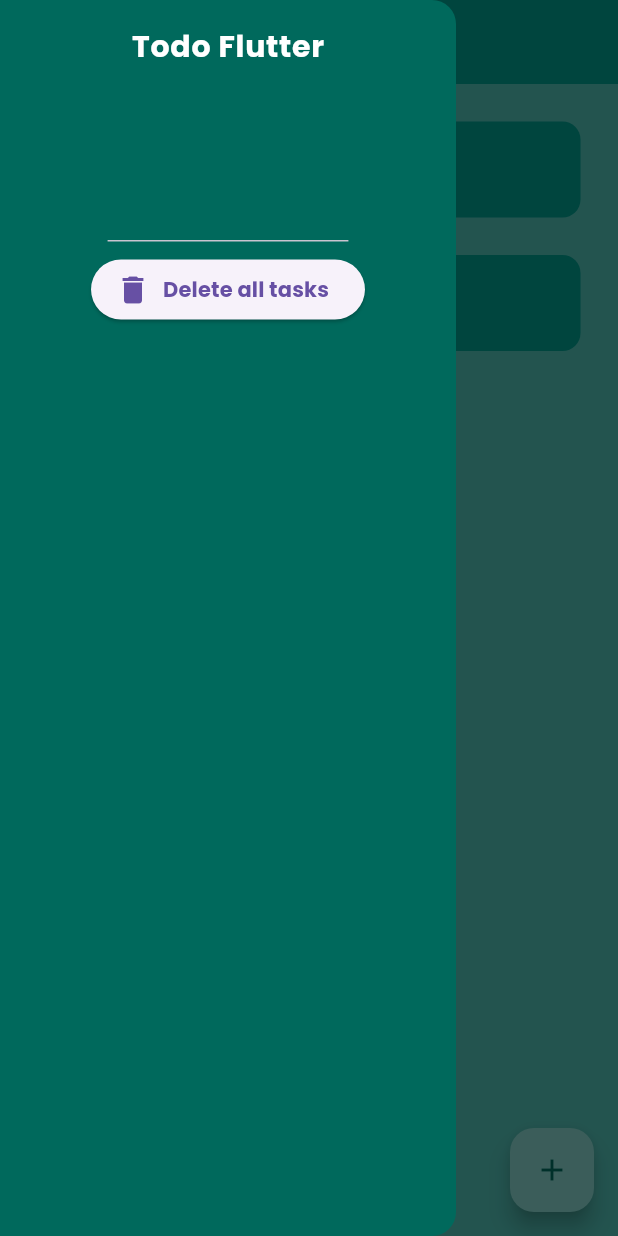
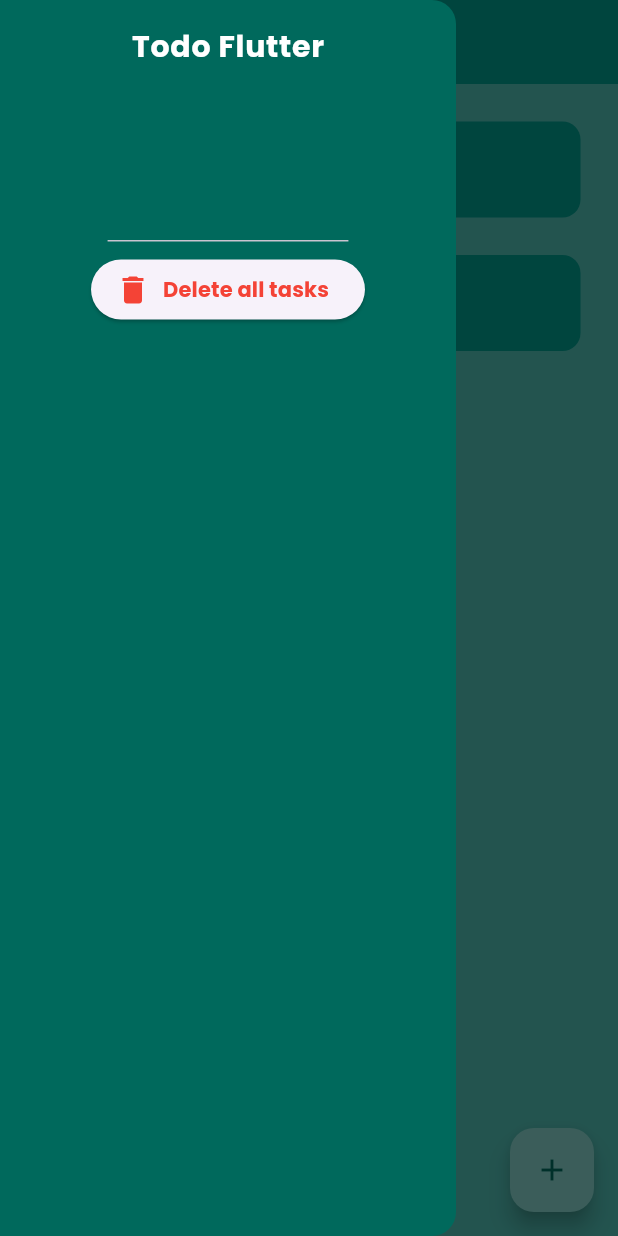
Before and after one commit to bitterkofte/todo_app_flutter, a Flutter app: the screen it shows after launch, with the side drawer open, on a phone screen of 412 x 824 dp. Run offline on Flutter 3.47's test engine with Material 3 defaults, Android fonts, the phone set to English and light mode, and no system bars; drawn by our look-alikes of flutter_slidable; our stand-ins replace google_fonts, hive_flutter; missing offline and left inert: dart:ffi; accounts and stored records are empty.

Commit message:
deletion bug fix

```diff
--- a/lib/pages/home_page.dart
+++ b/lib/pages/home_page.dart
@@ -65,6 +65,9 @@ class _HomePageState extends State<HomePage> {
 
   // save new task
   void saveNewTask() {
+    if (_controller.text == "") {
+      return;
+    }
     setState(() {
       db.toDoList.add({"task": _controller.text, "isCompleted": false});
       _controller.clear();
@@ -82,7 +85,7 @@ class _HomePageState extends State<HomePage> {
   }
 
   // delete all tasks
-  void deleteAllTasks(int index) {
+  void deleteAllTasks() {
     setState(() {
       db.toDoList = [];
     });
@@ -113,13 +116,12 @@ class _HomePageState extends State<HomePage> {
                         fontSize: 20,
                         fontWeight: FontWeight.w700))),
             ElevatedButton.icon(
-              onPressed: () => deleteAllTasks,
-              icon: Icon(
-                Icons.delete,
-                size: 24.0,
-              ),
+              onPressed: deleteAllTasks,
+              icon: Icon(Icons.delete, size: 24.0, color: Colors.red),
               label: Text('Delete all tasks',
-                  style: TextStyle(fontWeight: FontWeight.w700)), // <-- Text
+                  style: TextStyle(
+                      fontWeight: FontWeight.w700,
+                      color: Colors.red)), // <-- Text
             ),
           ],
         ),
@@ -131,7 +133,7 @@ class _HomePageState extends State<HomePage> {
           taskName: db.toDoList[index]["task"],
           taskCompleted: db.toDoList[index]["isCompleted"],
           onChanged: (value) => checkboxChanged(value, index),
-          deleteHandler: (p0) => deleteTask,
+          deleteHandler: (context) => deleteTask(index),
         ),
       ),
       floatingActionButton: FloatingActionButton(
```
